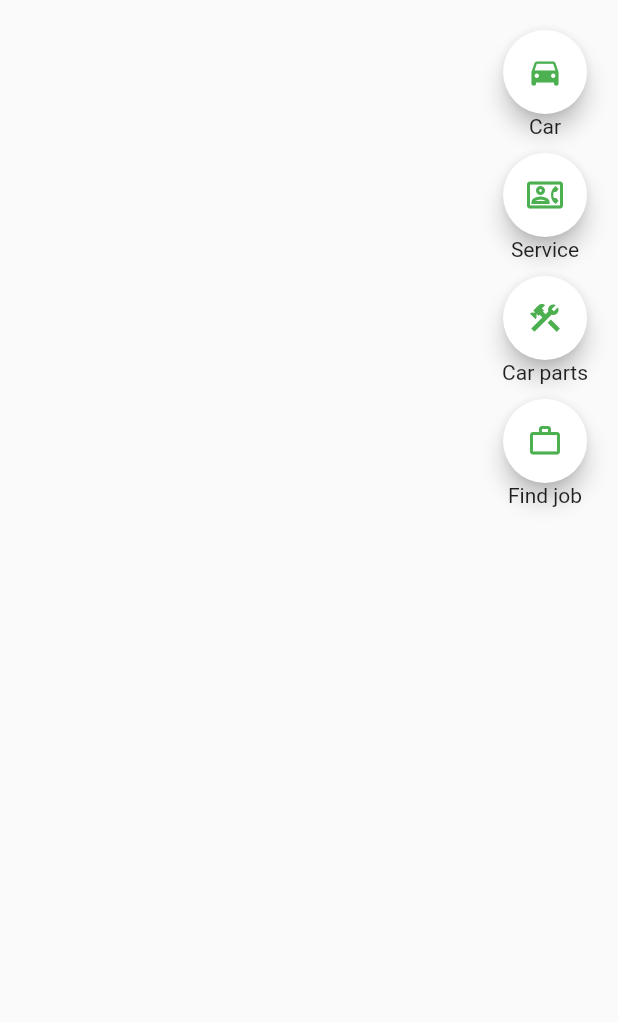
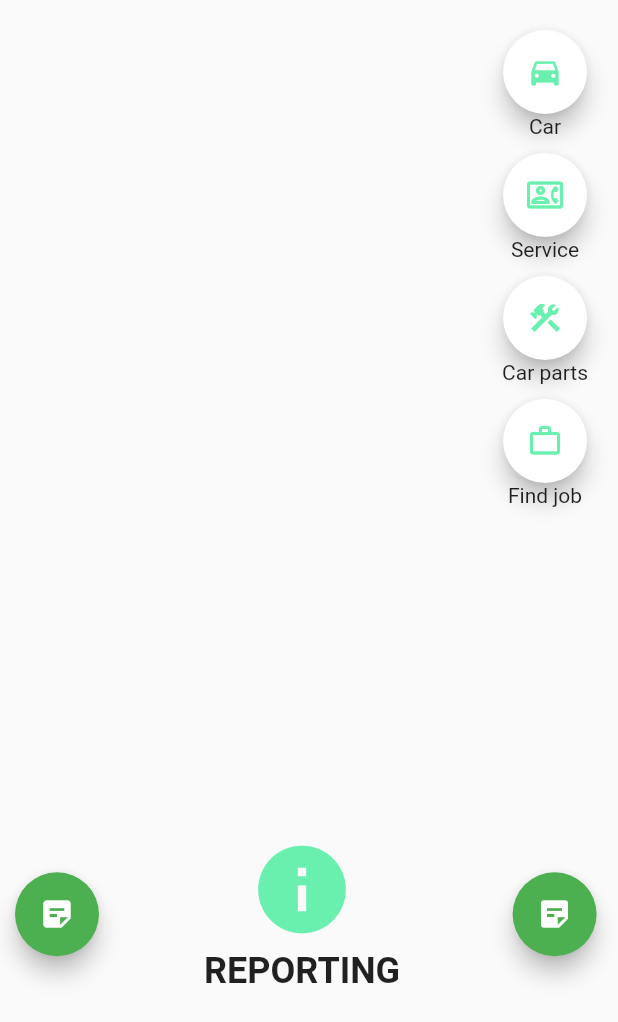
Before and after one commit to nograve/layout-test, a Flutter app: the screen it shows after launch, on a phone screen of 412 x 824 dp. Shown: the top 1022 px of the screen. Run offline on Flutter 3.47's test engine with Material 2 defaults, Android fonts, the phone set to English and light mode, and no system bars.

Commit message:
bottom buttons implemented

```diff
--- a/lib/home_page.dart
+++ b/lib/home_page.dart
@@ -22,7 +22,7 @@ class HomePage extends StatelessWidget {
                         onPressed: null,
                         child: Icon(
                           Icons.directions_car,
-                          color: Colors.green,
+                          color: Colors.greenAccent,
                         ),
                       ),
                       Text('Car'),
@@ -38,7 +38,7 @@ class HomePage extends StatelessWidget {
                         onPressed: null,
                         child: Icon(
                           Icons.contact_phone_outlined,
-                          color: Colors.green,
+                          color: Colors.greenAccent,
                         ),
                       ),
                       Text('Service'),
@@ -54,7 +54,7 @@ class HomePage extends StatelessWidget {
                         onPressed: null,
                         child: Icon(
                           Icons.construction_outlined,
-                          color: Colors.green,
+                          color: Colors.greenAccent,
                         ),
                       ),
                       Text('Car parts'),
@@ -68,7 +68,7 @@ class HomePage extends StatelessWidget {
                         onPressed: null,
                         child: Icon(
                           Icons.work_outline,
-                          color: Colors.green,
+                          color: Colors.greenAccent,
                         ),
                       ),
                       Text('Find job'),
@@ -77,6 +77,56 @@ class HomePage extends StatelessWidget {
               ],
             ),
           ),
+          Container(
+            margin: const EdgeInsets.only(top: 200),
+            child: Row(
+                children: [
+                  Container(
+                    margin: const EdgeInsets.fromLTRB(10, 0, 10, 0),
+                    child: const FloatingActionButton(
+                      onPressed: null,
+                      backgroundColor: Colors.green,
+                      child: Icon(Icons.sticky_note_2),
+                    ),
+                  ),
+                  Container(
+                    margin: const EdgeInsets.fromLTRB(60, 0, 60, 0),
+                    child: Column(
+                      children: [
+                        GestureDetector(
+                          onTap: () {
+
+                          },
+                          child: const Icon(
+                            Icons.info,
+                            color: Colors.greenAccent,
+                            size: 70.0,
+                          ),
+                        ),
+                        Container(
+                          margin: const EdgeInsets.only(top: 5),
+                          child: const Text(
+                            'REPORTING',
+                            style: TextStyle(
+                              fontSize: 24,
+                              fontWeight: FontWeight.bold,
+                            ),
+                          ),
+                        ),
+                      ],
+                    ),
+                  ),
+                  Container(
+                    margin: const EdgeInsets.fromLTRB(15, 0, 10, 0),
+                    child: const FloatingActionButton(
+                      onPressed: null,
+                      backgroundColor: Colors.green,
+                      child: Icon(Icons.sticky_note_2),
+                    ),
+                  ),
+                ],
+              ),
+            ),
         ],
       ),
     );
```
